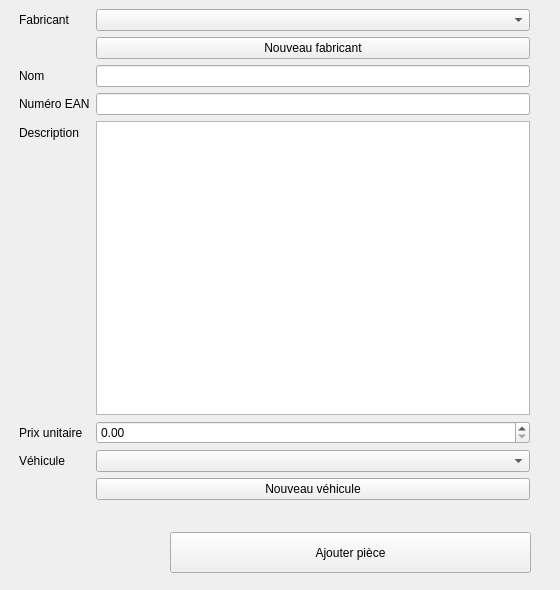
The window that PyQt/Form_NewPiece.ui (alexhohn/projet_garage) describes before a commit, drawn with Qt 5.
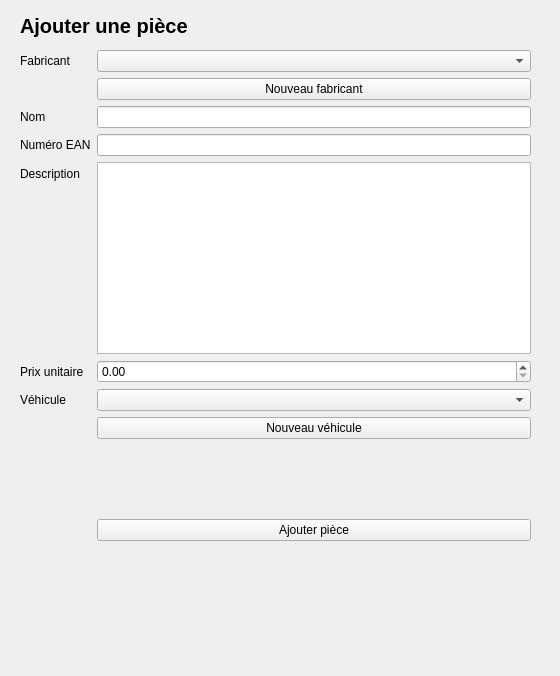
The same window after the commit.

The edit to the form file:
```diff
--- a/PyQt/Form_NewPiece.ui
+++ b/PyQt/Form_NewPiece.ui
@@ -7,7 +7,7 @@
     <x>0</x>
     <y>0</y>
     <width>560</width>
-    <height>590</height>
+    <height>676</height>
    </rect>
   </property>
   <property name="minimumSize">
@@ -22,8 +22,8 @@
   <widget class="QWidget" name="formLayoutWidget">
    <property name="geometry">
     <rect>
-     <x>19</x>
-     <y>9</y>
+     <x>20</x>
+     <y>50</y>
      <width>511</width>
      <height>491</height>
     </rect>
@@ -103,19 +103,46 @@
       </property>
      </widget>
     </item>
+    <item row="9" column="1">
+     <widget class="QPushButton" name="pushButton_AjouterPiece">
+      <property name="text">
+       <string>Ajouter pièce</string>
+      </property>
+     </widget>
+    </item>
+    <item row="8" column="1">
+     <spacer name="verticalSpacer">
+      <property name="orientation">
+       <enum>Qt::Vertical</enum>
+      </property>
+      <property name="sizeHint" stdset="0">
+       <size>
+        <width>20</width>
+        <height>40</height>
+       </size>
+      </property>
+     </spacer>
+    </item>
    </layout>
   </widget>
-  <widget class="QPushButton" name="pushButton_AjouterPiece">
+  <widget class="QLabel" name="label_13">
    <property name="geometry">
     <rect>
-     <x>170</x>
-     <y>532</y>
-     <width>361</width>
-     <height>41</height>
+     <x>20</x>
+     <y>10</y>
+     <width>441</width>
+     <height>31</height>
     </rect>
    </property>
+   <property name="font">
+    <font>
+     <pointsize>15</pointsize>
+     <weight>75</weight>
+     <bold>true</bold>
+    </font>
+   </property>
    <property name="text">
-    <string>Ajouter pièce</string>
+    <string>Ajouter une pièce</string>
    </property>
   </widget>
  </widget>
```
Left out of the diff: 2 changed lines with no effect on the pictures.
